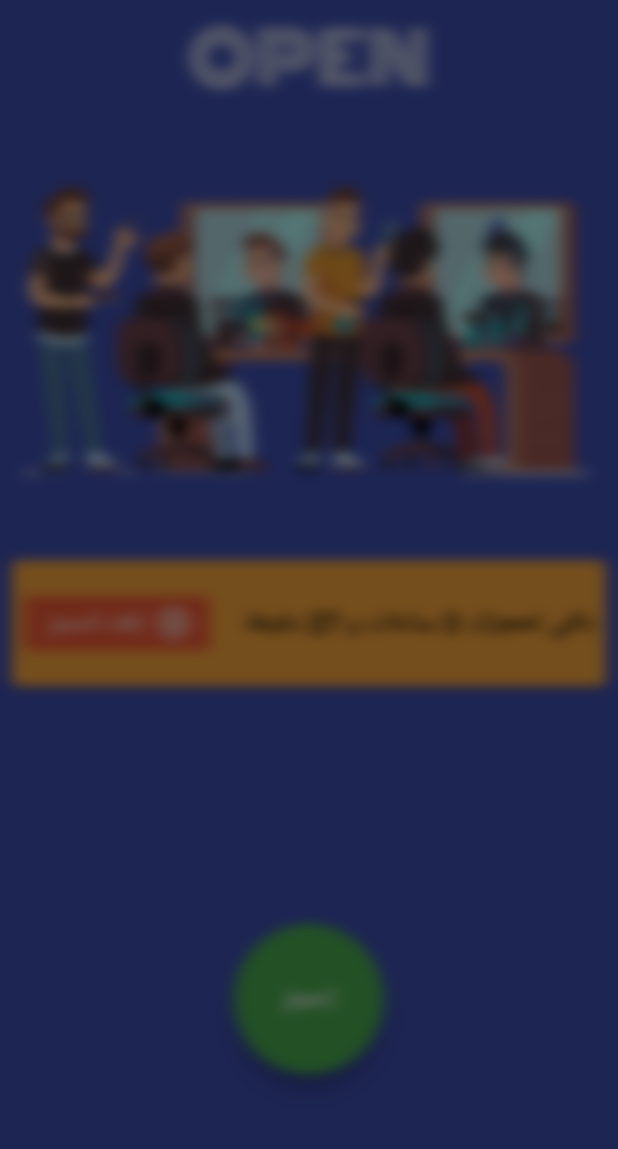
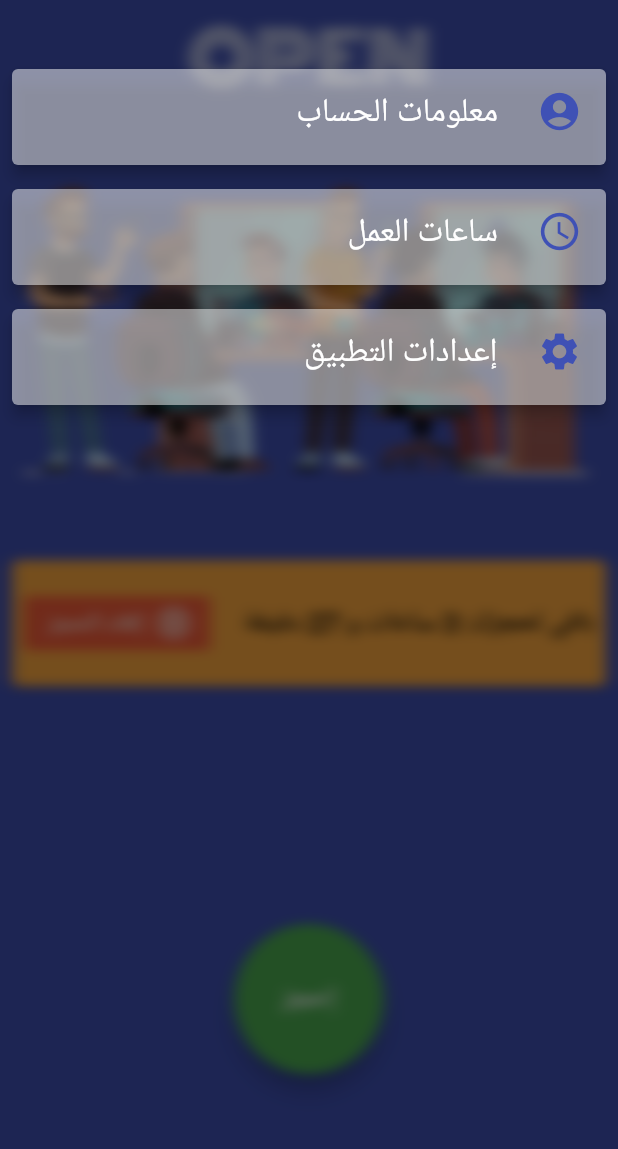
Before and after one commit to omzer/shawar-salon, a Flutter app: the screen it shows after launch, with the side drawer open, on a phone screen of 412 x 824 dp, the part 87-1236 px from its top. Run offline on Flutter 3.47's test engine with Material 2 defaults, Android fonts, the phone set to English and light mode, and no system bars; drawn by our look-alikes of avatar_glow; our stand-ins replace get.

Commit message:
Add drawer items

```diff
--- a/lib/booking_page/drawer/drawer_item.dart
+++ b/lib/booking_page/drawer/drawer_item.dart
@@ -1,8 +1,35 @@
 import 'package:flutter/material.dart';
+import 'package:get/get.dart';
 
 class DrawerItem extends StatelessWidget {
+  final IconData icon;
+  final String text;
+  final Widget direction;
+
+  DrawerItem({
+    @required this.icon,
+    @required this.text,
+    @required this.direction,
+  });
+
   @override
   Widget build(BuildContext context) {
-    return Container();
+    return SizedBox(
+      width: double.infinity,
+      height: 80,
+      child: Card(
+        color: Colors.white.withOpacity(.5),
+        elevation: 4,
+        margin: EdgeInsets.all(8),
+        child: ListTile(
+          onTap: () {
+            Navigator.pop(context);
+            Get.to(direction);
+          },
+          leading: Icon(icon, size: 30, color: Theme.of(context).primaryColor),
+          title: Text(text, style: TextStyle(fontSize: 22)),
+        ),
+      ),
+    );
   }
 }
--- a/lib/booking_page/drawer/page_drawer.dart
+++ b/lib/booking_page/drawer/page_drawer.dart
@@ -1,6 +1,8 @@
 import 'dart:ui';
 
 import 'package:flutter/material.dart';
+
+import 'drawer_item.dart';
 
 class BookingPageDrawer extends StatelessWidget {
   @override
@@ -11,10 +13,39 @@ class BookingPageDrawer extends StatelessWidget {
         width: double.infinity,
         height: double.infinity,
         color: Colors.transparent,
-        child: Column(children: <Widget>[
-          _buildTopSpacer(context),
-        ]),
+        child: Column(
+          children: <Widget>[
+            _buildTopSpacer(context),
+            _buildProfile(),
+            _buildWorkingHours(),
+            _buildSettings(),
+          ],
+        ),
       ),
+    );
+  }
+
+  Widget _buildProfile() {
+    return DrawerItem(
+      icon: Icons.account_circle,
+      text: 'معلومات الحساب',
+      direction: null,
+    );
+  }
+
+  Widget _buildWorkingHours() {
+    return DrawerItem(
+      icon: Icons.access_time_outlined,
+      text: 'ساعات العمل',
+      direction: null,
+    );
+  }
+
+  Widget _buildSettings() {
+    return DrawerItem(
+      icon: Icons.settings,
+      text: 'إعدادات التطبيق',
+      direction: null,
     );
   }
 
@@ -33,7 +64,5 @@ class BookingPageDrawer extends StatelessWidget {
     );
   }
 }
-// profile
-// working hours
 // prices
 // settings
```
